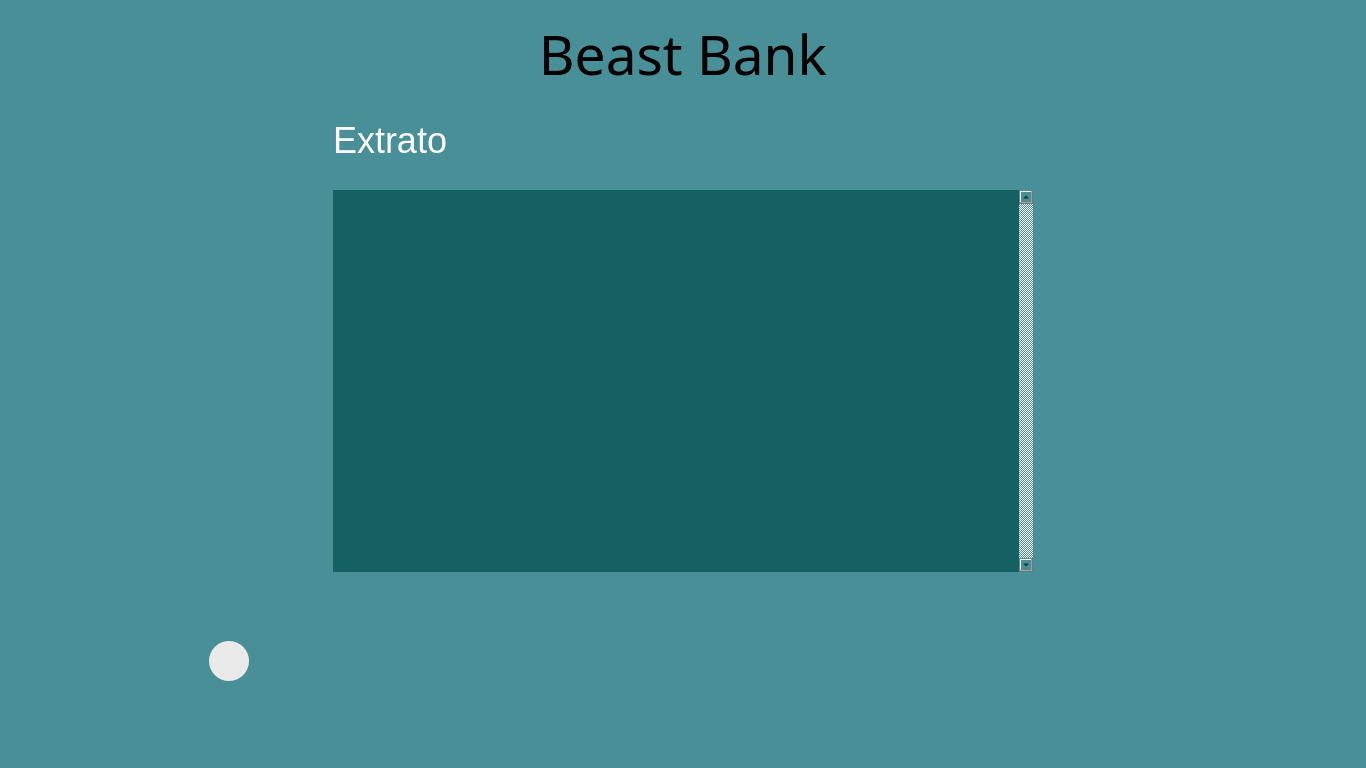
Before: the Qt Designer form banco/ui/6_extrato.ui in JoaoVitorMoreiraPassos/Banco_POO2, drawn with Qt 5.
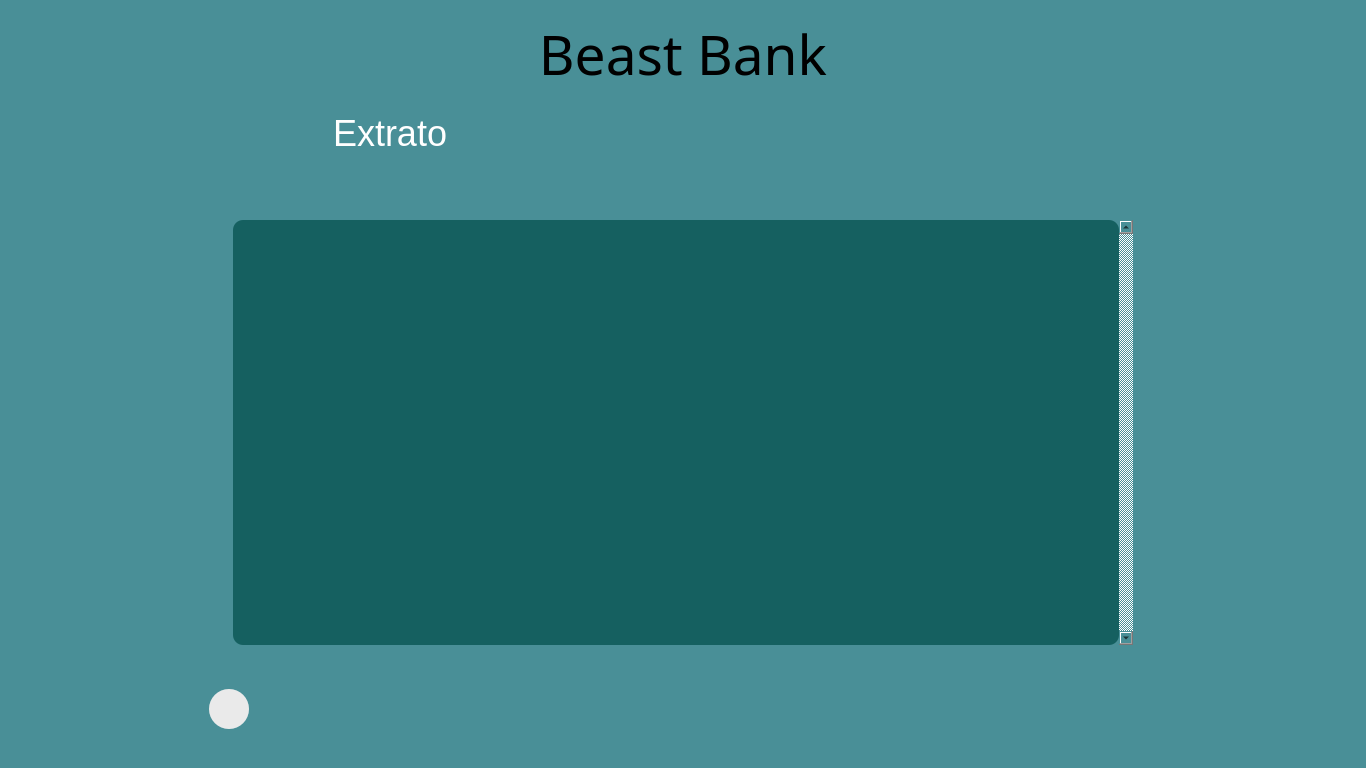
After: the same form once the commit is applied.

```diff
--- a/banco/ui/6_extrato.ui
+++ b/banco/ui/6_extrato.ui
@@ -18,39 +18,6 @@
   </property>
   <widget class="QWidget" name="centralwidget">
    <layout class="QGridLayout" name="gridLayout_2">
-    <item row="1" column="0" colspan="2">
-     <widget class="QWidget" name="widget_2" native="true">
-      <property name="maximumSize">
-       <size>
-        <width>16777215</width>
-        <height>70</height>
-       </size>
-      </property>
-      <layout class="QGridLayout" name="gridLayout_6">
-       <item row="0" column="0">
-        <widget class="QLabel" name="label">
-         <property name="maximumSize">
-          <size>
-           <width>700</width>
-           <height>50</height>
-          </size>
-         </property>
-         <property name="font">
-          <font>
-           <pointsize>27</pointsize>
-          </font>
-         </property>
-         <property name="styleSheet">
-          <string notr="true">color: #fff;</string>
-         </property>
-         <property name="text">
-          <string>Extrato</string>
-         </property>
-        </widget>
-       </item>
-      </layout>
-     </widget>
-    </item>
     <item row="3" column="0" colspan="2">
      <widget class="QWidget" name="widget" native="true">
       <layout class="QGridLayout" name="gridLayout_4">
@@ -177,8 +144,7 @@
           </font>
          </property>
          <property name="styleSheet">
-          <string notr="true">
-</string>
+          <string notr="true"/>
          </property>
          <property name="text">
           <string>Beast Bank</string>
@@ -202,7 +168,7 @@
       <property name="maximumSize">
        <size>
         <width>16777215</width>
-        <height>400</height>
+        <height>450</height>
        </size>
       </property>
       <property name="styleSheet">
@@ -220,8 +186,8 @@
         <widget class="QScrollArea" name="scrollArea">
          <property name="maximumSize">
           <size>
-           <width>700</width>
-           <height>401</height>
+           <width>900</width>
+           <height>450</height>
           </size>
          </property>
          <property name="styleSheet">
@@ -244,25 +210,103 @@
            <rect>
             <x>0</x>
             <y>0</y>
-            <width>686</width>
-            <height>382</height>
+            <width>886</width>
+            <height>432</height>
            </rect>
           </property>
           <property name="styleSheet">
            <string notr="true">QWidget{
 	background: #156060;
-}</string>
+	padding: -10px;
+	border-radius: 10px;
+}
+
+QLabel{
+	background: #65ac92;
+	padding: 7px;
+	border-radius: 10px;
+}
+</string>
           </property>
-          <layout class="QGridLayout" name="gridLayout"/>
+          <layout class="QGridLayout" name="gridLayout">
+           <item row="1" column="0">
+            <widget class="Line" name="line">
+             <property name="orientation">
+              <enum>Qt::Horizontal</enum>
+             </property>
+            </widget>
+           </item>
+          </layout>
          </widget>
         </widget>
        </item>
       </layout>
      </widget>
     </item>
+    <item row="1" column="0" colspan="2">
+     <widget class="QWidget" name="widget_2" native="true">
+      <property name="maximumSize">
+       <size>
+        <width>16777215</width>
+        <height>100</height>
+       </size>
+      </property>
+      <layout class="QGridLayout" name="gridLayout_6">
+       <item row="1" column="0">
+        <widget class="QLabel" name="label">
+         <property name="maximumSize">
+          <size>
+           <width>700</width>
+           <height>60</height>
+          </size>
+         </property>
+         <property name="font">
+          <font>
+           <pointsize>27</pointsize>
+          </font>
+         </property>
+         <property name="styleSheet">
+          <string notr="true">color: #fff;</string>
+         </property>
+         <property name="text">
+          <string>Extrato</string>
+         </property>
+        </widget>
+       </item>
+       <item row="2" column="0">
+        <widget class="QLabel" name="criacao">
+         <property name="minimumSize">
+          <size>
+           <width>0</width>
+           <height>40</height>
+          </size>
+         </property>
+         <property name="maximumSize">
+          <size>
+           <width>16777215</width>
+           <height>200</height>
+          </size>
+         </property>
+         <property name="font">
+          <font>
+           <pointsize>14</pointsize>
+          </font>
+         </property>
+         <property name="styleSheet">
+          <string notr="true">color: #fff;</string>
+         </property>
+         <property name="text">
+          <string/>
+         </property>
+        </widget>
+       </item>
+      </layout>
+      <zorder>label</zorder>
+      <zorder>criacao</zorder>
+     </widget>
+    </item>
    </layout>
   </widget>
-  <widget class="QStatusBar" name="statusbar"/>
  </widget>
  <resources/>
  <connections/>
```
